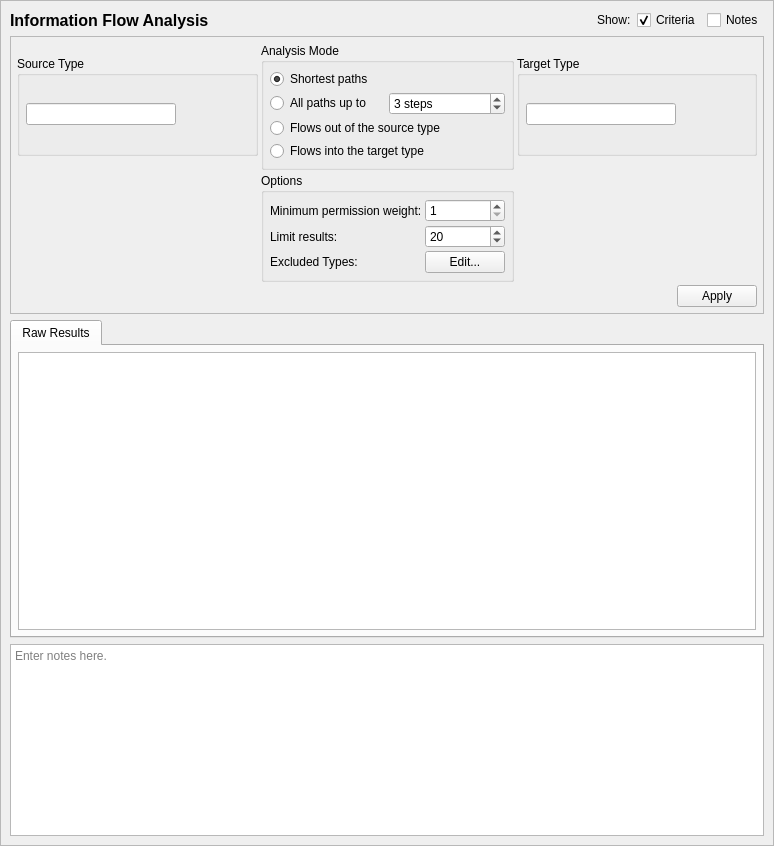
Before: the Qt Designer form data/infoflow.ui in SELinuxProject/setools, drawn with Qt 5.
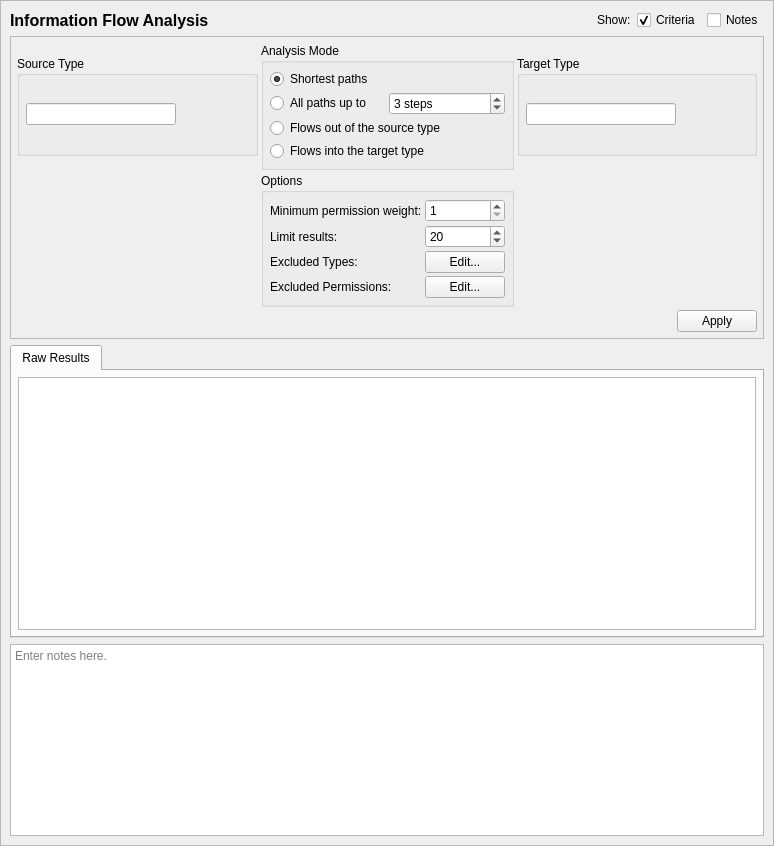
After: the same form once the commit is applied.

Commit message: InfoFlowAnalysisTab: add permission exclude option

```diff
--- a/data/infoflow.ui
+++ b/data/infoflow.ui
@@ -143,6 +143,20 @@
             </property>
            </widget>
           </item>
+          <item row="3" column="1">
+           <widget class="QPushButton" name="edit_permmap">
+            <property name="text">
+             <string>Edit...</string>
+            </property>
+           </widget>
+          </item>
+          <item row="3" column="0">
+           <widget class="QLabel" name="label_3">
+            <property name="text">
+             <string>Excluded Permissions:</string>
+            </property>
+           </widget>
+          </item>
          </layout>
         </widget>
        </item>
```
The commit also changes 1 other file.
